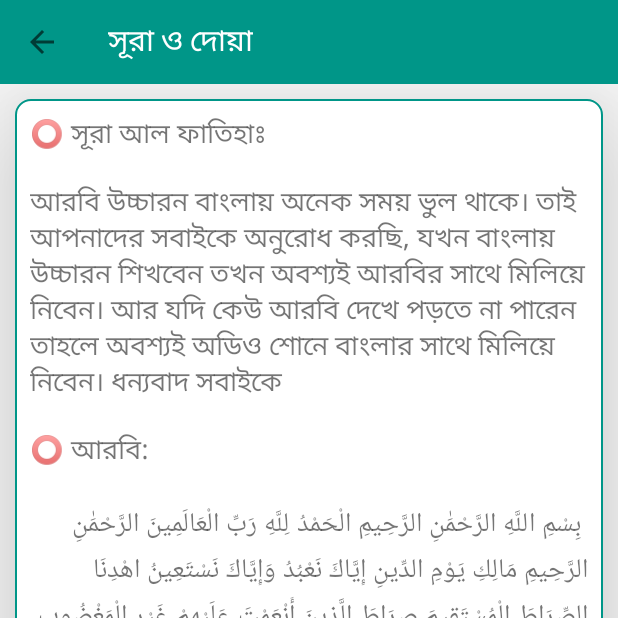
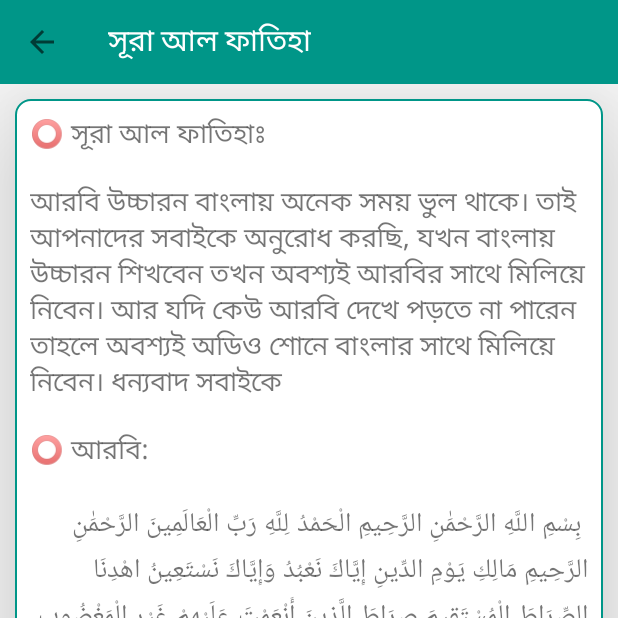
Before and after one commit to EngineerRanaAhmmed/DuaSurah-Rana, an Android app: the screen it shows after launch (ViewLayout), after a tap on "সূরা আল ফাতিহা", on a phone screen of 412 x 824 dp, the top half of it. Run offline under Robolectric (Android 15) with nearby library versions, the phone set to English and light mode, and no system bars.

Commit message:
Tittle is updated

```diff
--- a/app/src/main/java/com/rana/duasurah/MyAdapter.java
+++ b/app/src/main/java/com/rana/duasurah/MyAdapter.java
@@ -46,6 +46,7 @@ public class MyAdapter extends RecyclerView.Adapter<MyAdapter.MyViewHOlder> {
 
             Intent intent = new Intent(context, ViewLayout.class);
             intent.putExtra("textItem", mData);
+            intent.putExtra("toolbar", myData);
             context.startActivity(intent);
 
         });
@@ -60,7 +61,6 @@ public class MyAdapter extends RecyclerView.Adapter<MyAdapter.MyViewHOlder> {
     public static class MyViewHOlder extends RecyclerView.ViewHolder{
 
         Button button;
-        Toolbar toolbar;
 
 
         public MyViewHOlder(@NonNull View itemView) {
--- a/app/src/main/java/com/rana/duasurah/ViewLayout.java
+++ b/app/src/main/java/com/rana/duasurah/ViewLayout.java
@@ -27,10 +27,8 @@ public class ViewLayout extends AppCompatActivity {
         Objects.requireNonNull(getSupportActionBar()).setDisplayHomeAsUpEnabled(true);
 
 
-
-
-
         text();
+        title();
     }
 
     private void text(){
@@ -45,4 +43,16 @@ public class ViewLayout extends AppCompatActivity {
         textView.setText(textItem);
     }
 
+    private void title(){
+        if (getIntent().hasExtra("toolbar")){
+            String toolBarChange = getIntent().getStringExtra("toolbar");
+            setTitle(toolBarChange);
+        }
+    }
+
+    private void setTitle(String toolBarItem){
+        Toolbar mToolBar = findViewById(R.id.activityToolBar);
+        mToolBar.setTitle(toolBarItem);
+    }
+
 }
```
